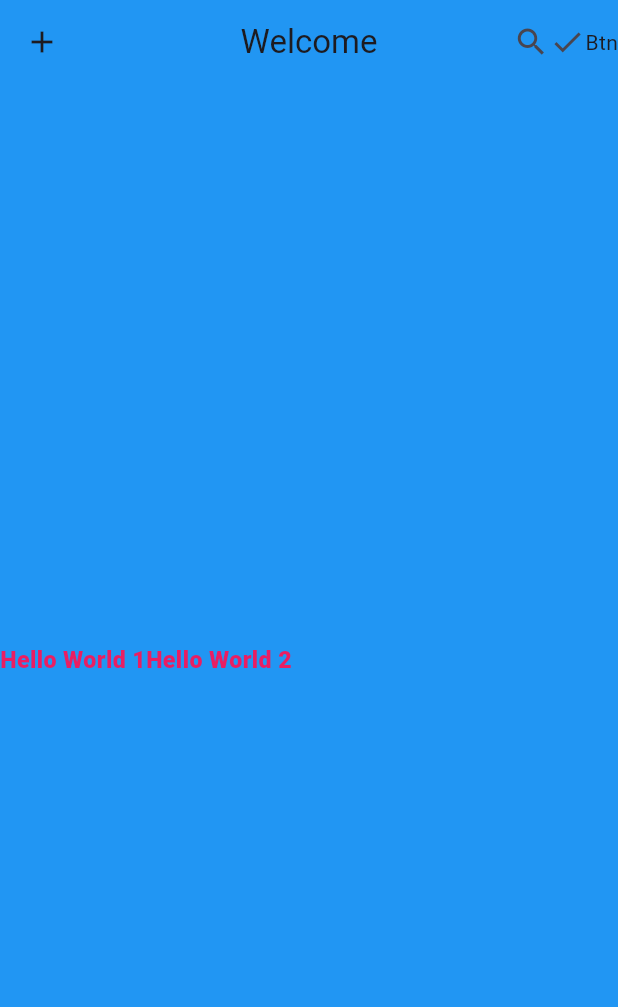
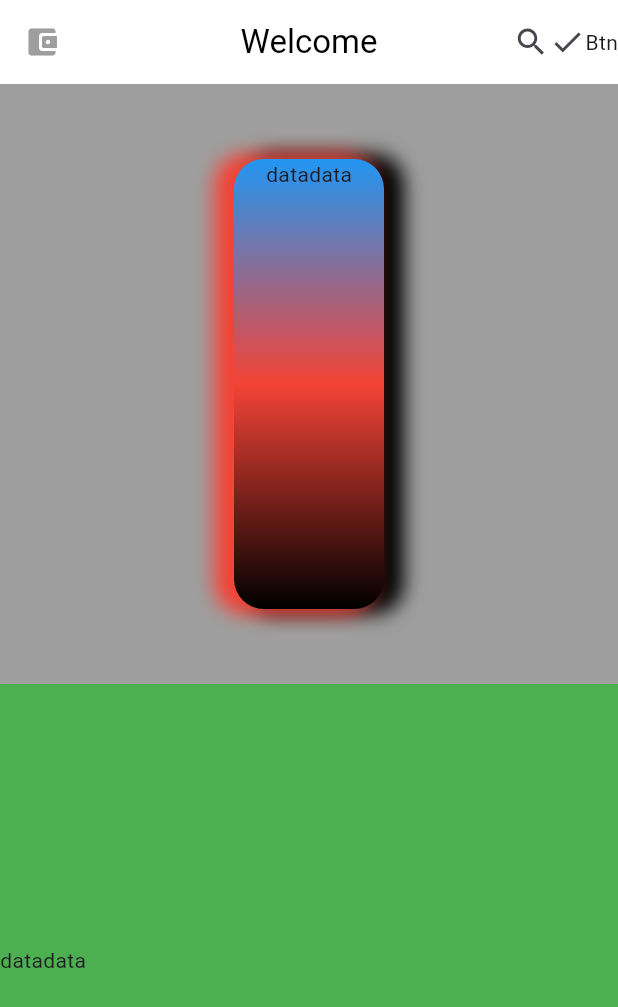
Before and after one commit to a-saber/NTI-Round5-Flutter, a Flutter app: the screen it shows after launch, on a phone screen of 412 x 824 dp. Shown: the top 1007 px of the screen. Run offline on Flutter 3.47's test engine with Material 3 defaults, Android fonts, the phone set to English and light mode, and no system bars.

Commit message:
2026/03/07 sat

```diff
--- a/lib/main.dart
+++ b/lib/main.dart
@@ -15,9 +15,9 @@ class MyApp extends StatelessWidget{
       home: Scaffold(
         appBar: AppBar(
           centerTitle: true,
-          backgroundColor: Colors.blue,
-          leading: Icon(Icons.add),
-          title: Text('Welcome'),
+          backgroundColor: Colors.white,
+          leading: Icon(Icons.account_balance_wallet_rounded, color: Colors.grey,),
+          title: Text('Welcome', style: TextStyle(color: Colors.black),),
           actions: [
             Icon(Icons.search),
             Icon(Icons.check),
@@ -25,30 +25,73 @@ class MyApp extends StatelessWidget{
           ],
         ),
         body: Container(
-          color: Colors.blue,
-          child: SizedBox(
-            height: double.infinity,
-            child: Row(
-              children: [
-              Text(
-                  'Hello World 1',
-                  style: TextStyle(
-                    fontSize: 15.5,
-                    color: Colors.pink,
-                    fontWeight: FontWeight.w900
+          color: Colors.grey,
+          width: double.infinity,
+          child: Column(
+            crossAxisAlignment: CrossAxisAlignment.center,
+            // mainAxisAlignment: MainAxisAlignment.spaceBetween,
+            children: [
+              SizedBox(height: 50,),
+              Container(
+                height: 300,
+                width: 100,
+                // color: Colors.red,
+                decoration: BoxDecoration(
+                  // color: Colors.red,
+                  borderRadius: BorderRadius.circular(20),
+                  shape: BoxShape.rectangle,
+                  gradient: LinearGradient(
+                    begin: Alignment.topCenter,
+                    end: Alignment.bottomCenter,
+                    colors: [
+                      Colors.blue,
+                      Colors.red,
+                      Colors.black,
+                    ]
+                  ),
+                  boxShadow: [
+                    BoxShadow(
+                      color: Colors.black.withValues(alpha: 1),
+                      offset: Offset(10, 0),
+                      spreadRadius: 3,
+                      blurRadius: 10
+                    ),
+                    BoxShadow(
+                      color: Colors.red,
+                      offset: Offset(-10, 0),
+                      spreadRadius: 3,
+                      blurRadius: 10
+                    ),
+                  ]
+                ),
+                child: Row(
+                  mainAxisAlignment: MainAxisAlignment.center,
+                  crossAxisAlignment: CrossAxisAlignment.start,
+                  children: [
+                    Text('data'),
+                    Text('data'),
+                  ],
+                ),
+              ),
+              // Spacer(),
+              SizedBox(height: 50,),
+              Expanded(
+                flex: 2,
+                child: Container(
+                  color: Colors.green,
+                  child: Row(
+                    mainAxisAlignment: MainAxisAlignment.start,
+                    children: [
+                      Text('data'),
+                      Text('data'),
+                    ],
                   ),
                 ),
-                Text(
-                  'Hello World 2',
-                  style: TextStyle(
-                    fontSize: 15.5,
-                    color: Colors.pink,
-                    fontWeight: FontWeight.w900
-                  ),
-                ),
-              ],
-            ),
-          ),
+              ),
+
+
+            ],
+          )
         )
       ),
     );
```
